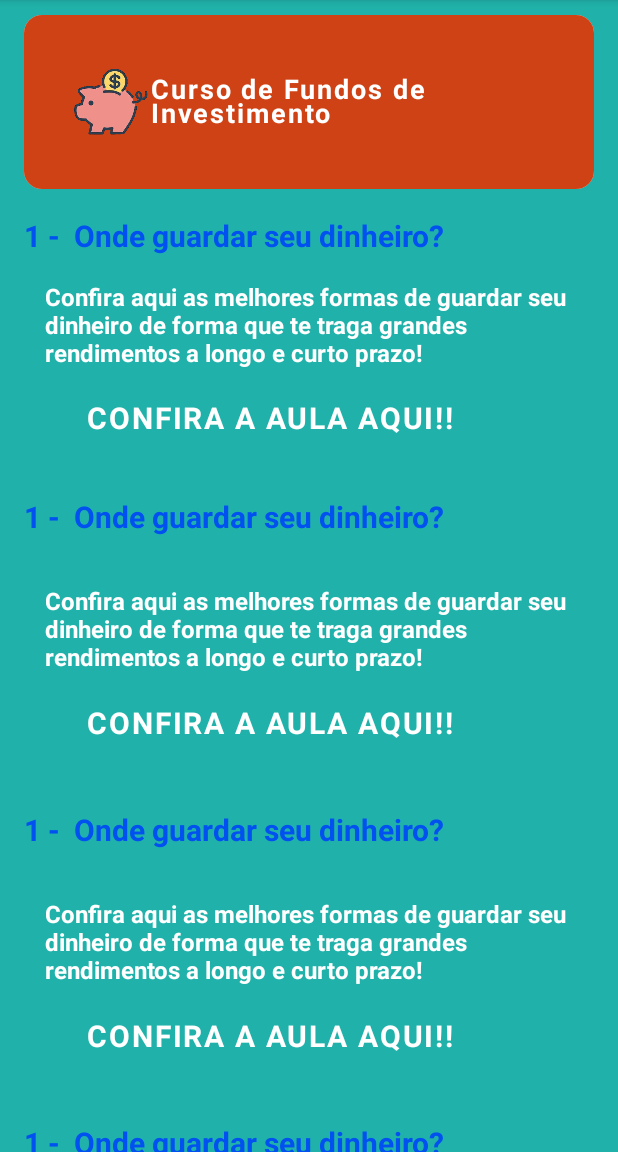
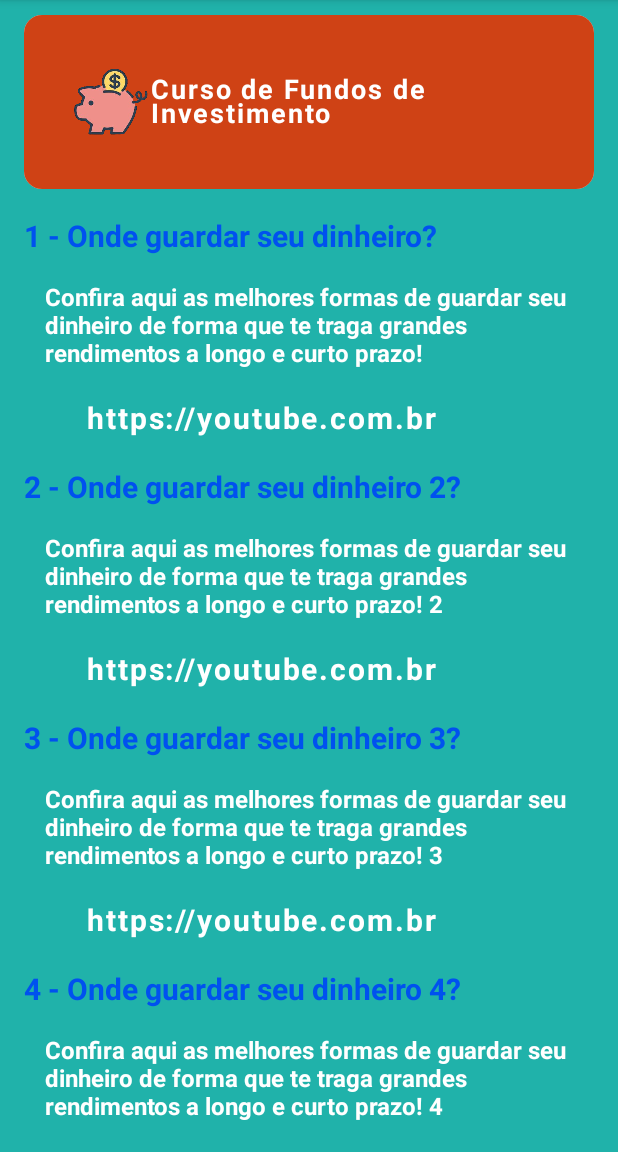
Before and after one commit to DanieleStein/Jupiter, an Android app built with Jetpack Compose: the @Preview function ContentScreenPreview, on a phone screen of 412 x 824 dp, the part 84-1236 px from its top. Run offline under Robolectric (Android 15) with nearby library versions, the phone set to English and light mode, and no system bars; our stand-ins replace accompanist.

```diff
--- a/androidApp/src/main/java/br/com/jupiter/android/MainActivity.kt
+++ b/androidApp/src/main/java/br/com/jupiter/android/MainActivity.kt
@@ -9,7 +9,6 @@ import androidx.compose.runtime.Composable
 import androidx.compose.ui.Modifier
 import androidx.compose.ui.tooling.preview.Preview
 import androidx.core.splashscreen.SplashScreen.Companion.installSplashScreen
-import br.com.jupiter.Greeting
 
 class MainActivity : ComponentActivity() {
     override fun onCreate(savedInstanceState: Bundle?) {
@@ -21,7 +20,7 @@ class MainActivity : ComponentActivity() {
                     modifier = Modifier.fillMaxSize(),
                     color = MaterialTheme.colors.background
                 ) {
-                    GreetingView(Greeting().greet())
+
                 }
             }
         }
--- /dev/null
+++ b/androidApp/src/main/java/br/com/jupiter/android/components/ContentItem.kt
@@ -0,0 +1,64 @@
+package br.com.jupiter.android.components
+
+import androidx.compose.foundation.layout.Column
+import androidx.compose.foundation.layout.Row
+import androidx.compose.foundation.layout.padding
+import androidx.compose.material.Text
+import androidx.compose.material.TextButton
+import androidx.compose.runtime.Composable
+import androidx.compose.ui.Modifier
+import androidx.compose.ui.graphics.Color
+import androidx.compose.ui.text.font.FontWeight
+import androidx.compose.ui.tooling.preview.Preview
+import androidx.compose.ui.unit.dp
+import androidx.compose.ui.unit.sp
+import br.com.jupiter.Objects.Mock
+import br.com.jupiter.model.Conteudo
+
+@Composable
+fun ContentItem(conteudo: Conteudo) {
+    Column {
+        Row(modifier = Modifier.padding(vertical = 10.dp, horizontal = 16.dp)) {
+            Text(
+                text = "${conteudo.ordemConteudo} - ",
+                fontSize = 20.sp,
+                fontWeight = FontWeight.Bold,
+                color = Color(0xFF0051EF)
+            )
+            Text(
+                text = conteudo.titulo,
+                fontSize = 20.sp,
+                fontWeight = FontWeight.Bold,
+                color = Color(0xFF0051EF)
+            )
+        }
+        Row(modifier = Modifier.padding(vertical = 10.dp, horizontal = 30.dp)) {
+            Text(
+                text = conteudo.descricao,
+                fontSize = 16.sp,
+                fontWeight = FontWeight.Bold,
+                color = Color.White
+            )
+        }
+        Row(modifier = Modifier.padding(horizontal = 50.dp)) {
+            TextButton(onClick = { /*TODO*/ }) {
+                Text(
+                    text = conteudo.url,
+                    fontSize = 20.sp,
+                    fontWeight = FontWeight.Bold,
+                    color = Color.White
+                )
+            }
+        }
+    }
+}
+
+@Preview
+@Composable
+fun ContentItemPreview() {
+
+    val content = Mock.conteudo1
+    ContentItem(conteudo = content)
+
+
+}
--- a/androidApp/src/main/java/br/com/jupiter/android/content/ContentScreen.kt
+++ b/androidApp/src/main/java/br/com/jupiter/android/content/ContentScreen.kt
@@ -15,9 +15,12 @@ import androidx.compose.ui.text.font.FontWeight
 import androidx.compose.ui.tooling.preview.Preview
 import androidx.compose.ui.unit.dp
 import androidx.compose.ui.unit.sp
+import br.com.jupiter.Objects.Mock
 import br.com.jupiter.android.MyApplicationTheme
 import br.com.jupiter.android.components.CardCourse
+import br.com.jupiter.android.components.ContentItem
 import br.com.jupiter.android.components.TopBarPerfil
+import br.com.jupiter.model.Conteudo
 
 
 @OptIn(ExperimentalMaterial3Api::class)
@@ -28,82 +31,26 @@ fun ContentScreen() {
             topBar = { TopBarPerfil(title = "JUPITER") },
             containerColor = Color(0xFF20B2AA),
         ) {
+            LazyColumn(modifier = Modifier.padding(it)) {
+                val curso = Mock.curso
+                val listaDeConteudo: List<Conteudo>? = curso.conteudo
 
-      val ordemConteudo = 1
-      val titulo = " Onde guardar seu dinheiro?"
-      val descricao = "Confira aqui as melhores formas de guardar seu dinheiro de forma que te traga grandes rendimentos a longo e curto prazo!"
-      val url = "CONFIRA A AULA AQUI!!"
-
-      LazyColumn(modifier = Modifier.padding(it)) {
                 item {
                     Row(modifier = Modifier.padding(vertical = 10.dp, horizontal = 16.dp)) {
                         Card() {
-              CardCourse(curso = "Curso de Fundos de Investimento")
+                            CardCourse(curso = curso.curso)
                         }
                     }
                 }
 
-        item {
-          Row(modifier = Modifier.padding(vertical = 10.dp, horizontal = 16.dp)) {
-            Text(text = "${ordemConteudo} - ", fontSize = 20.sp, fontWeight = FontWeight.Bold, color = Color(0xFF0051EF))
-            Text(text = titulo, fontSize = 20.sp, fontWeight = FontWeight.Bold, color = Color(0xFF0051EF))
-          }
-          Row(modifier = Modifier.padding(vertical = 10.dp, horizontal = 30.dp)) {
-            Text(text = descricao, fontSize = 16.sp, fontWeight = FontWeight.Bold, color = Color.White)
-          }
-          Row(modifier = Modifier.padding(horizontal = 50.dp)) {
-            TextButton(onClick = { /*TODO*/ }) {
-              Text(text = url, fontSize = 20.sp, fontWeight = FontWeight.Bold, color = Color.White)
-            }
-          }
-        }
-
-        item {
-          Row(modifier = Modifier.padding(vertical = 30.dp, horizontal = 16.dp)) {
-            Text(text = "${ordemConteudo} - ", fontSize = 20.sp, fontWeight = FontWeight.Bold, color = Color(0xFF0051EF))
-            Text(text = titulo, fontSize = 20.sp, fontWeight = FontWeight.Bold, color = Color(0xFF0051EF))
-          }
-          Row(modifier = Modifier.padding(vertical = 5.dp, horizontal = 30.dp)) {
-            Text(text = descricao, fontSize = 16.sp, fontWeight = FontWeight.Bold, color = Color.White)
-          }
-          Row(modifier = Modifier.padding(vertical = 5.dp, horizontal = 50.dp)) {
-            TextButton(onClick = { /*TODO*/ }) {
-              Text(text = url, fontSize = 20.sp, fontWeight = FontWeight.Bold, color = Color.White)
-            }
-          }
-        }
-
-        item {
-          Row(modifier = Modifier.padding(vertical = 30.dp, horizontal = 16.dp)) {
-            Text(text = "${ordemConteudo} - ", fontSize = 20.sp, fontWeight = FontWeight.Bold, color = Color(0xFF0051EF))
-            Text(text = titulo, fontSize = 20.sp, fontWeight = FontWeight.Bold, color = Color(0xFF0051EF))
-          }
-          Row(modifier = Modifier.padding(vertical = 5.dp, horizontal = 30.dp)) {
-            Text(text = descricao, fontSize = 16.sp, fontWeight = FontWeight.Bold, color = Color.White)
-          }
-          Row(modifier = Modifier.padding(vertical = 5.dp, horizontal = 50.dp)) {
-            TextButton(onClick = { /*TODO*/ }) {
-              Text(text = url, fontSize = 20.sp, fontWeight = FontWeight.Bold, color = Color.White)
-            }
-          }
-        }
-
-        item {
-          Row(modifier = Modifier.padding(vertical = 30.dp, horizontal = 16.dp)) {
-            Text(text = "${ordemConteudo} - ", fontSize = 20.sp, fontWeight = FontWeight.Bold, color = Color(0xFF0051EF))
-            Text(text = titulo, fontSize = 20.sp, fontWeight = FontWeight.Bold, color = Color(0xFF0051EF))
-          }
-          Row(modifier = Modifier.padding(vertical = 5.dp, horizontal = 30.dp)) {
-            Text(text = descricao, fontSize = 16.sp, fontWeight = FontWeight.Bold, color = Color.White)
-          }
-          Row(modifier = Modifier.padding(vertical = 5.dp, horizontal = 50.dp)) {
-            TextButton(onClick = { /*TODO*/ }) {
-              Text(text = url, fontSize = 20.sp, fontWeight = FontWeight.Bold, color = Color.White)
-            }
+                if (listaDeConteudo != null) {
+                    items(listaDeConteudo.size) {
+                        ContentItem(conteudo = listaDeConteudo[it])
                     }
                 }
 
             }
+
         }
     }
 }
--- a/androidApp/src/main/java/br/com/jupiter/android/courses/CourseScreen.kt
+++ b/androidApp/src/main/java/br/com/jupiter/android/courses/CourseScreen.kt
@@ -32,7 +32,6 @@ fun CourseScreen() {
       topBar = { TopBarPerfil(title = "JUPITER") },
       containerColor = Color(0xFF20B2AA),
     ) {
-
 
       Spacer(modifier = Modifier.height(50.dp))
      LazyColumn(modifier = Modifier.padding(it)) {
--- /dev/null
+++ b/shared/src/commonMain/kotlin/br/com/jupiter/model/Conteudo.kt
@@ -0,0 +1,10 @@
+package br.com.jupiter.model
+
+data class Conteudo(
+    val id: Long,
+    val titulo: String,
+    val descricao: String,
+    val url: String,
+    val ordemConteudo: Long,
+    val curso: Curso?
+)
--- /dev/null
+++ b/shared/src/commonMain/kotlin/br/com/jupiter/model/Curso.kt
@@ -0,0 +1,10 @@
+package br.com.jupiter.model
+
+data class Curso(
+    val id: Long,
+    val curso: String,
+    val titulo: String,
+    val descricao: String,
+    val conteudo: List<Conteudo>?,
+    val criador: Criador?
+)
```
Also changed, not shown: androidApp/src/main/java/br/com/jupiter/android/Navigator.kt (added, +14 -0 lines), shared/src/androidMain/kotlin/br/com/jupiter/Platform.kt (deleted, +0 -7 lines), shared/src/commonMain/kotlin/br/com/jupiter/Greeting.kt (deleted, +0 -9 lines), shared/src/commonMain/kotlin/br/com/jupiter/Objects/Mock.kt (added, +73 -0 lines), shared/src/commonMain/kotlin/br/com/jupiter/Platform.kt (deleted, +0 -7 lines), shared/src/commonMain/kotlin/br/com/jupiter/model/Cartao.kt (added, +12 -0 lines), shared/src/commonMain/kotlin/br/com/jupiter/model/Criador.kt (added, +9 -0 lines), shared/src/commonMain/kotlin/br/com/jupiter/model/Pedido.kt (added, +9 -0 lines), shared/src/commonMain/kotlin/br/com/jupiter/model/Usuario.kt (added, +12 -0 lines), 1 other file. Lines whose indentation alone changed are shown as unchanged.
